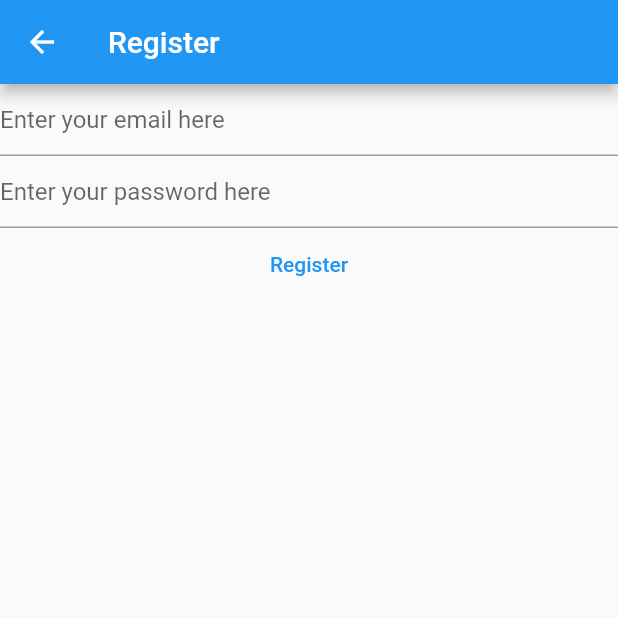
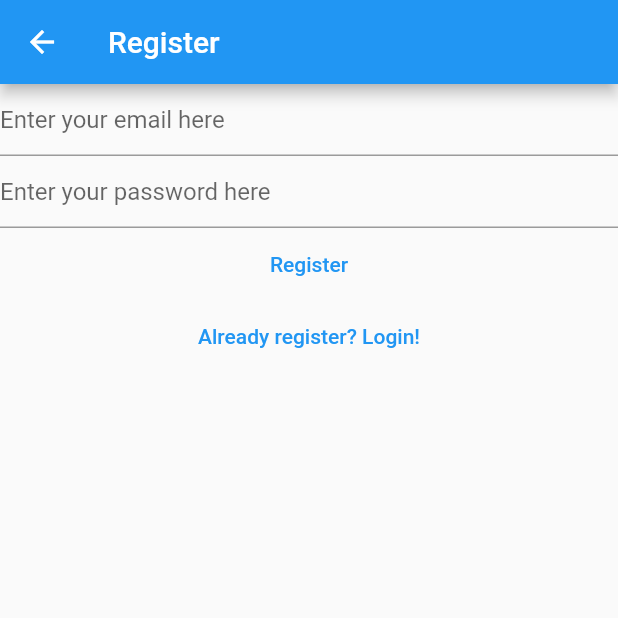
Before and after one commit to DannyMontenegro/FlutterFirebase, a Flutter app: the RegisterView screen opened directly, on a phone screen of 412 x 824 dp, the top half of it. Run offline on Flutter 3.47's test engine with Material 2 defaults, Android fonts, the phone set to English and light mode, and no system bars; our stand-ins replace firebase_auth, firebase_core; accounts and stored records are empty.

Commit message:
Move verify email view to its own file and add routes for login and register view

```diff
--- a/lib/views/register_view.dart
+++ b/lib/views/register_view.dart
@@ -1,8 +1,6 @@
 import 'package:firebase_auth/firebase_auth.dart';
-import 'package:firebase_core/firebase_core.dart';
 import 'package:flutter/material.dart';
 
-import '../firebase_options.dart';
 
 
 class RegisterView extends StatefulWidget {
@@ -33,17 +31,11 @@ class _RegisterViewState extends State<RegisterView> {
   @override
   Widget build(BuildContext context) {
     return Scaffold(
-        appBar: AppBar(title: const Text('Register'),),
-        body: FutureBuilder(
-          future: Firebase.initializeApp(
-                      options: DefaultFirebaseOptions.currentPlatform,
+      appBar: AppBar(
+        title: const Text('Register'),
       ),
-          builder: (context, snapshot) {
-            switch(snapshot.connectionState){
 
-
-              case ConnectionState.done:
-                return Column(
+      body: Column(
                     children: [
                       TextField(
                         controller: _email,
@@ -88,16 +80,17 @@ class _RegisterViewState extends State<RegisterView> {
                         },
                         child: const Text("Register")
                       ),
+                      TextButton(
+                        child: const Text("Already register? Login!"),
+                        onPressed: (){
+                          //Navigator.pushNamed(context, '/register/');
+                          Navigator.of(context).pushNamedAndRemoveUntil('/login/', (route) => false);
+
+                        },
+                      )
 
                     ],
-                );
-              default:
-                  return const Text("Loading...");
-            }
-
-          },
-
-        )
+                  ),
     );
   }
 }
```
Also changed, not shown: lib/main.dart (+14 -13 lines), lib/views/login_view.dart (+12 -20 lines), lib/views/verify_email_view.dart (added, +34 -0 lines). Lines whose indentation alone changed are shown as unchanged.
